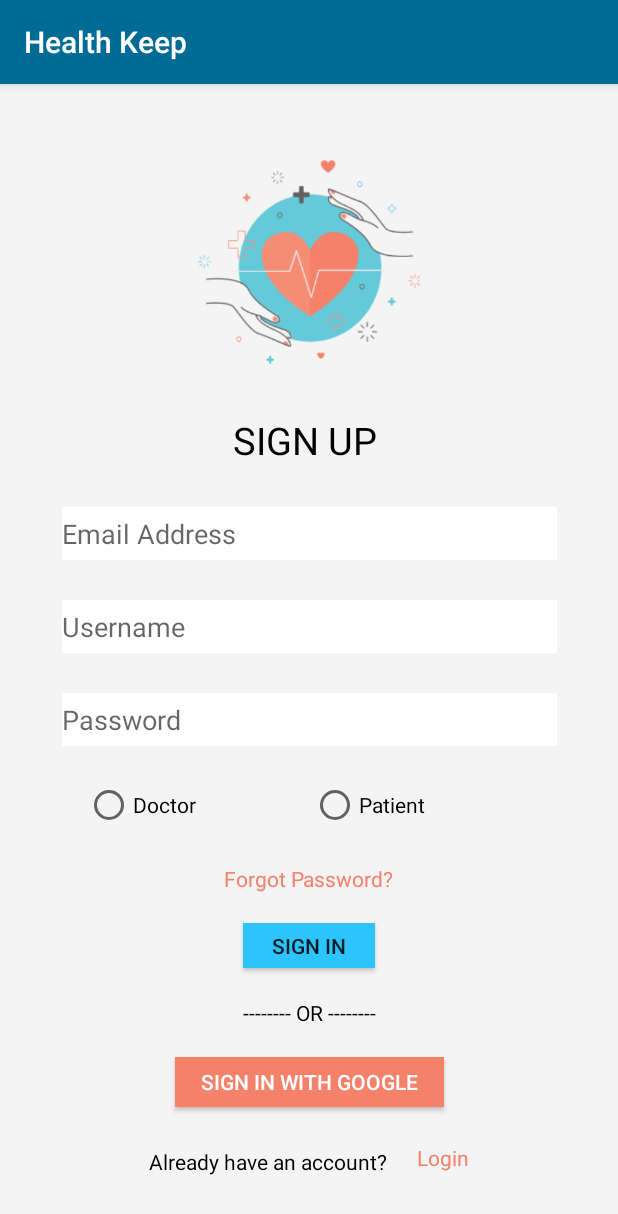
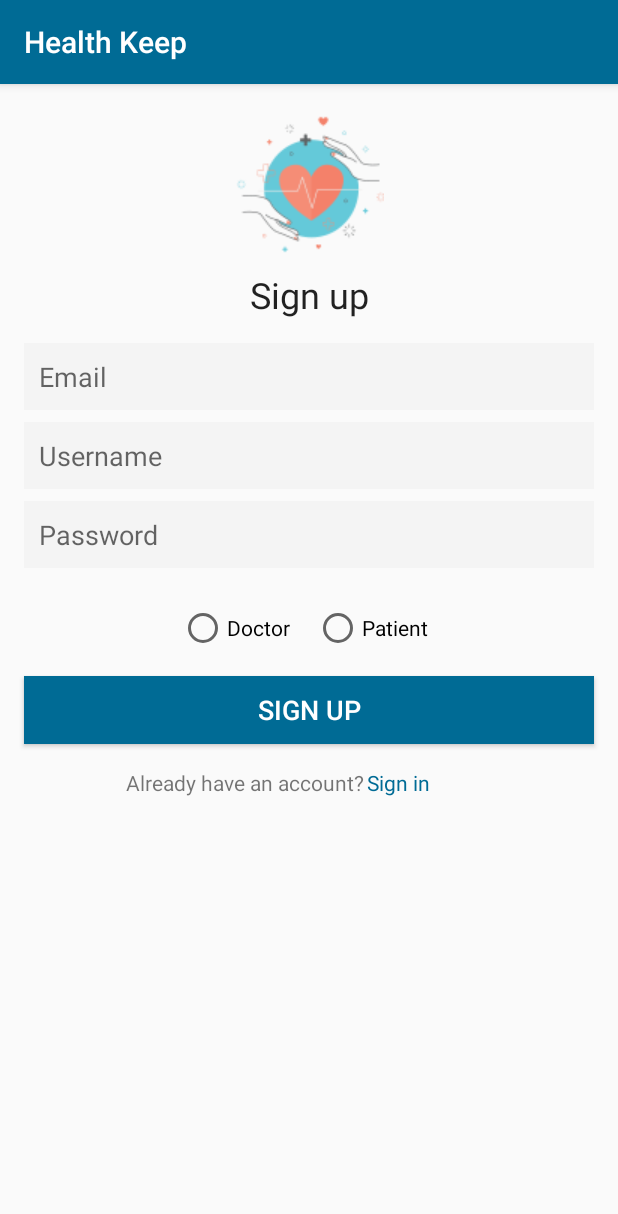
Before and after one commit to steekam/health-keep-client, an Android app: the signup screen opened directly, with no data from a screen before it, on a phone screen of 412 x 824 dp. Shown: the top 1214 px of the screen. Run offline under Robolectric (Android 15) with nearby library versions, the phone set to English and light mode, and no system bars.

Commit message:
Changed the signup view

```diff
--- /dev/null
+++ b/app/src/main/java/com/example/android/myhealth/data/LoginDataSource.java
@@ -0,0 +1,29 @@
+package com.example.android.myhealth.data;
+
+import com.example.android.myhealth.data.model.LoggedInUser;
+
+import java.io.IOException;
+
+/**
+ * Class that handles authentication w/ login credentials and retrieves user information.
+ */
+public class LoginDataSource {
+
+    public Result<LoggedInUser> login(String username, String password) {
+
+        try {
+            // TODO: handle loggedInUser authentication
+            LoggedInUser fakeUser =
+                    new LoggedInUser(
+                            java.util.UUID.randomUUID().toString(),
+                            "Jane Doe");
+            return new Result.Success<>(fakeUser);
+        } catch (Exception e) {
+            return new Result.Error(new IOException("Error logging in", e));
+        }
+    }
+
+    public void logout() {
+        // TODO: revoke authentication
+    }
+}
--- /dev/null
+++ b/app/src/main/java/com/example/android/myhealth/data/LoginRepository.java
@@ -0,0 +1,54 @@
+package com.example.android.myhealth.data;
+
+import com.example.android.myhealth.data.model.LoggedInUser;
+
+/**
+ * Class that requests authentication and user information from the remote data source and
+ * maintains an in-memory cache of login status and user credentials information.
+ */
+public class LoginRepository {
+
+    private static volatile LoginRepository instance;
+
+    private LoginDataSource dataSource;
+
+    // If user credentials will be cached in local storage, it is recommended it be encrypted
+    // @see https://developer.android.com/training/articles/keystore
+    private LoggedInUser user = null;
+
+    // private constructor : singleton access
+    private LoginRepository(LoginDataSource dataSource) {
+        this.dataSource = dataSource;
+    }
+
+    public static LoginRepository getInstance(LoginDataSource dataSource) {
+        if (instance == null) {
+            instance = new LoginRepository(dataSource);
+        }
+        return instance;
+    }
+
+    public boolean isLoggedIn() {
+        return user != null;
+    }
+
+    public void logout() {
+        user = null;
+        dataSource.logout();
+    }
+
+    private void setLoggedInUser(LoggedInUser user) {
+        this.user = user;
+        // If user credentials will be cached in local storage, it is recommended it be encrypted
+        // @see https://developer.android.com/training/articles/keystore
+    }
+
+    public Result<LoggedInUser> login(String username, String password) {
+        // handle login
+        Result<LoggedInUser> result = dataSource.login(username, password);
+        if (result instanceof Result.Success) {
+            setLoggedInUser(((Result.Success<LoggedInUser>) result).getData());
+        }
+        return result;
+    }
+}
--- /dev/null
+++ b/app/src/main/java/com/example/android/myhealth/data/Result.java
@@ -0,0 +1,48 @@
+package com.example.android.myhealth.data;
+
+/**
+ * A generic class that holds a result success w/ data or an error exception.
+ */
+public class Result<T> {
+    // hide the private constructor to limit subclass types (Success, Error)
+    private Result() {
+    }
+
+    @Override
+    public String toString() {
+        if (this instanceof Result.Success) {
+            Result.Success success = (Result.Success) this;
+            return "Success[data=" + success.getData().toString() + "]";
+        } else if (this instanceof Result.Error) {
+            Result.Error error = (Result.Error) this;
+            return "Error[exception=" + error.getError().toString() + "]";
+        }
+        return "";
+    }
+
+    // Success sub-class
+    public final static class Success<T> extends Result {
+        private T data;
+
+        public Success(T data) {
+            this.data = data;
+        }
+
+        public T getData() {
+            return this.data;
+        }
+    }
+
+    // Error sub-class
+    public final static class Error extends Result {
+        private Exception error;
+
+        public Error(Exception error) {
+            this.error = error;
+        }
+
+        public Exception getError() {
+            return this.error;
+        }
+    }
+}
--- /dev/null
+++ b/app/src/main/java/com/example/android/myhealth/data/model/LoggedInUser.java
@@ -0,0 +1,23 @@
+package com.example.android.myhealth.data.model;
+
+/**
+ * Data class that captures user information for logged in users retrieved from LoginRepository
+ */
+public class LoggedInUser {
+
+    private String userId;
+    private String displayName;
+
+    public LoggedInUser(String userId, String displayName) {
+        this.userId = userId;
+        this.displayName = displayName;
+    }
+
+    public String getUserId() {
+        return userId;
+    }
+
+    public String getDisplayName() {
+        return displayName;
+    }
+}
--- a/app/src/main/res/layout/activity_signup.xml
+++ b/app/src/main/res/layout/activity_signup.xml
@@ -2,219 +2,189 @@
 <android.support.constraint.ConstraintLayout xmlns:android="http://schemas.android.com/apk/res/android"
     xmlns:app="http://schemas.android.com/apk/res-auto"
     xmlns:tools="http://schemas.android.com/tools"
+    style="@style/AppTheme.NoActionBar"
     android:layout_width="match_parent"
     android:layout_height="match_parent"
-    tools:context=".signup"
-    android:background="@color/grey">
+    tools:context=".signup">
 
     <ImageView
         android:id="@+id/healthlight"
-        android:layout_width="160dp"
-        android:layout_height="160dp"
+        android:layout_width="wrap_content"
+        android:layout_height="wrap_content"
         android:layout_centerHorizontal="true"
-        android:layout_marginBottom="2dp"
-        android:layout_marginTop="24dp"
+        android:layout_marginTop="16dp"
         app:layout_constraintBottom_toTopOf="@+id/login"
         app:layout_constraintEnd_toEndOf="parent"
         app:layout_constraintStart_toStartOf="parent"
         app:layout_constraintTop_toTopOf="parent"
-        app:srcCompat="@drawable/healthlight" />
+        app:srcCompat="@drawable/logo_no_background" />
 
     <TextView
         android:id="@+id/login"
-        android:layout_width="100dp"
-        android:layout_height="30dp"
-        android:layout_below="@+id/healthlight"
-        android:layout_centerHorizontal="true"
-        android:layout_marginBottom="8dp"
-        android:layout_marginTop="2dp"
-        android:text="SIGN UP"
-        android:textColor="@color/black"
-        android:textSize="25sp"
+        style="@style/TextAppearance.MaterialComponents.Headline5"
+        android:layout_width="wrap_content"
+        android:layout_height="wrap_content"
+        android:layout_marginTop="8dp"
+        android:text="@string/sign_up_activity_title"
         android:visibility="visible"
         app:layout_constraintBottom_toTopOf="@+id/email"
         app:layout_constraintEnd_toEndOf="parent"
-        app:layout_constraintHorizontal_bias="0.498"
         app:layout_constraintStart_toStartOf="parent"
         app:layout_constraintTop_toBottomOf="@+id/healthlight" />
 
     <EditText
         android:id="@+id/email"
-        android:layout_width="330dp"
-        android:layout_height="35dp"
+        style="@style/textField"
+        android:layout_width="0dp"
+        android:layout_height="wrap_content"
         android:layout_below="@+id/login"
-        android:layout_centerHorizontal="true"
-        android:layout_marginBottom="5dp"
-        android:layout_marginTop="8dp"
-        android:background="@color/white"
-        android:cursorVisible="true"
-        android:hint="Email Address"
+        android:layout_marginTop="16dp"
+        android:layout_marginEnd="16dp"
+        android:layout_marginRight="16dp"
+        android:layout_marginBottom="8dp"
+        android:background="@color/grey"
+        android:hint="@string/promt_email"
+        android:inputType="textEmailAddress"
+        android:textColor="@color/black"
         app:layout_constraintBottom_toTopOf="@+id/username"
         app:layout_constraintEnd_toEndOf="parent"
-        app:layout_constraintStart_toStartOf="parent"
+        app:layout_constraintStart_toStartOf="@+id/guideline"
         app:layout_constraintTop_toBottomOf="@+id/login" />
 
     <EditText
         android:id="@+id/username"
-        android:layout_width="330dp"
-        android:layout_height="35dp"
-        android:layout_below="@+id/email"
-        android:layout_centerHorizontal="true"
-        android:layout_marginBottom="5dp"
-        android:layout_marginTop="5dp"
-        android:background="@color/white"
-        android:hint="Username"
+        style="@style/textField"
+        android:layout_width="0dp"
+        android:layout_height="wrap_content"
+        android:layout_marginEnd="16dp"
+        android:layout_marginRight="16dp"
+        android:layout_marginBottom="8dp"
+        android:background="@color/grey"
+        android:hint="@string/prompt_username"
+        android:inputType="text"
         app:layout_constraintBottom_toTopOf="@+id/password"
         app:layout_constraintEnd_toEndOf="parent"
-        app:layout_constraintStart_toStartOf="parent"
-        app:layout_constraintTop_toBottomOf="@+id/email" />
+        app:layout_constraintStart_toStartOf="@+id/guideline" />
 
     <EditText
         android:id="@+id/password"
-        android:layout_width="330dp"
-        android:layout_height="35dp"
-        android:layout_below="@+id/username"
-        android:layout_centerHorizontal="true"
-        android:layout_marginBottom="5dp"
-        android:layout_marginTop="5dp"
-        android:background="@color/white"
-        android:hint="Password"
-        app:layout_constraintBottom_toTopOf="@+id/group"
+        style="@style/textField"
+        android:layout_width="0dp"
+        android:layout_height="wrap_content"
+        android:layout_marginTop="8dp"
+        android:layout_marginEnd="16dp"
+        android:layout_marginRight="16dp"
+        android:background="@color/grey"
+        android:hint="@string/prompt_password"
+        android:inputType="textPassword"
         app:layout_constraintEnd_toEndOf="parent"
-        app:layout_constraintStart_toStartOf="parent"
+        app:layout_constraintStart_toStartOf="@+id/guideline"
         app:layout_constraintTop_toBottomOf="@+id/username" />
 
     <RadioGroup
-        android:id="@+id/group"
-        android:layout_width="330dp"
-        android:layout_height="35dp"
-        android:layout_below="@id/password"
-        android:layout_centerHorizontal="true"
-        android:layout_marginBottom="2dp"
-        android:layout_marginTop="2dp"
+        android:id="@+id/radioClientType"
         android:orientation="horizontal"
-        app:layout_constraintBottom_toTopOf="@+id/forgot"
+        android:layout_width="wrap_content"
+        android:layout_height="wrap_content"
+        android:layout_marginStart="16dp"
+        android:layout_marginLeft="16dp"
+        android:layout_marginTop="8dp"
+        android:layout_marginEnd="16dp"
+        android:layout_marginRight="16dp"
+        android:layout_marginBottom="8dp"
+        app:layout_constraintBottom_toTopOf="@+id/btnSignup"
         app:layout_constraintEnd_toEndOf="parent"
         app:layout_constraintStart_toStartOf="parent"
         app:layout_constraintTop_toBottomOf="@+id/password">
 
         <RadioButton
             android:id="@+id/doctor"
-            android:layout_width="135dp"
+            android:layout_width="wrap_content"
             android:layout_height="wrap_content"
-            android:layout_marginLeft="15dp"
-            android:text="Doctor"
-            android:textColor="@color/black" />
+            android:layout_marginStart="8dp"
+            android:layout_marginLeft="8dp"
+            android:layout_marginTop="16dp"
+            android:layout_marginEnd="8dp"
+            android:layout_marginRight="8dp"
+            android:text="@string/doctor"
+            android:textColor="@color/black"
+            app:layout_constraintEnd_toStartOf="@+id/patient"
+            app:layout_constraintStart_toStartOf="parent"
+            app:layout_constraintTop_toBottomOf="@+id/password" />
 
         <RadioButton
             android:id="@+id/patient"
-            android:layout_width="128dp"
+            android:layout_width="wrap_content"
             android:layout_height="wrap_content"
-            android:layout_marginLeft="15dp"
-            android:text="Patient"
-            android:textColor="@color/black" />
+            android:layout_marginStart="8dp"
+            android:layout_marginLeft="8dp"
+            android:layout_marginTop="16dp"
+            android:layout_marginEnd="16dp"
+            android:layout_marginRight="16dp"
+            android:text="@string/patient"
+            android:textColor="@color/black"
+            app:layout_constraintEnd_toEndOf="parent"
+            app:layout_constraintStart_toEndOf="@+id/doctor"
+            app:layout_constraintTop_toBottomOf="@+id/password" />
     </RadioGroup>
 
-    <TextView
-        android:id="@+id/forgot"
+    <Button
+        android:id="@+id/btnSignup"
+        android:layout_width="0dp"
+        android:layout_height="45dp"
+        android:layout_marginStart="16dp"
+        android:layout_marginLeft="16dp"
+        android:layout_marginTop="8dp"
+        android:layout_marginEnd="16dp"
+        android:layout_marginRight="16dp"
+        android:layout_marginBottom="16dp"
+        android:background="@color/colorPrimary"
+        android:text="@string/sign_up_activity_title"
+        android:textColor="@color/white"
+        android:textSize="18sp"
+        app:layout_constraintBottom_toTopOf="@+id/alreadyHaveAccount"
+        app:layout_constraintEnd_toEndOf="parent"
+        app:layout_constraintHorizontal_bias="0.0"
+        app:layout_constraintStart_toStartOf="parent"
+        app:layout_constraintTop_toBottomOf="@+id/radioClientType" />
+
+
+    <android.support.constraint.Guideline
+        android:id="@+id/guideline"
         android:layout_width="wrap_content"
         android:layout_height="wrap_content"
-        android:layout_below="@+id/group"
-        android:layout_centerHorizontal="true"
-        android:layout_marginBottom="2dp"
-        android:layout_marginTop="2dp"
-        android:text="Forgot Password?"
-        android:textColor="@color/colorAccent"
-        app:layout_constraintBottom_toTopOf="@+id/btnlogin"
-        app:layout_constraintEnd_toEndOf="parent"
-        app:layout_constraintStart_toStartOf="parent"
-        app:layout_constraintTop_toBottomOf="@+id/group" />
-
-    <Button
-        android:id="@+id/btnlogin"
-        android:layout_width="wrap_content"
-        android:layout_height="30dp"
-        android:layout_below="@+id/forgot"
-        android:layout_centerHorizontal="true"
-        android:layout_marginBottom="2dp"
-        android:layout_marginTop="2dp"
-        android:background="@color/blue"
-        android:text="Sign In"
-        app:layout_constraintBottom_toTopOf="@+id/or"
-        app:layout_constraintEnd_toEndOf="parent"
-        app:layout_constraintStart_toStartOf="parent"
-        app:layout_constraintTop_toBottomOf="@+id/forgot" />
+        android:orientation="vertical"
+        app:layout_constraintGuide_begin="16dp" />
 
     <TextView
-        android:id="@+id/or"
+        android:id="@+id/alreadyHaveAccount"
         android:layout_width="wrap_content"
         android:layout_height="wrap_content"
-        android:layout_below="@+id/btnlogin"
-        android:layout_centerHorizontal="true"
-        android:layout_marginBottom="2dp"
-        android:layout_marginTop="2dp"
-        android:text="-------- OR --------"
-        android:textColor="@color/black"
-        app:layout_constraintBottom_toTopOf="@+id/btngoogle"
-        app:layout_constraintEnd_toEndOf="parent"
+        android:layout_marginStart="84dp"
+        android:layout_marginLeft="84dp"
+        android:layout_marginTop="16dp"
+        android:text="@string/have_account"
         app:layout_constraintStart_toStartOf="parent"
-        app:layout_constraintTop_toBottomOf="@+id/btnlogin" />
-
-    <Button
-        android:id="@+id/btngoogle"
-        android:layout_width="179dp"
-        android:layout_height="33dp"
-        android:layout_below="@+id/or"
-        android:layout_centerHorizontal="true"
-        android:layout_marginBottom="5dp"
-        android:layout_marginTop="2dp"
-        android:background="@color/colorAccent"
-        android:text="Sign in with Google"
-        android:textColor="@color/white"
-        app:layout_constraintBottom_toTopOf="@+id/yesaccount"
-        app:layout_constraintEnd_toEndOf="parent"
-        app:layout_constraintStart_toStartOf="parent"
-        app:layout_constraintTop_toBottomOf="@+id/or" />
+        app:layout_constraintTop_toBottomOf="@+id/btnSignup" />
 
     <TextView
-        android:id="@+id/yesaccount"
+        android:id="@+id/sign_in_link"
         android:layout_width="wrap_content"
         android:layout_height="wrap_content"
-        android:layout_alignEnd="@+id/forgot"
-        android:layout_alignParentBottom="true"
-        android:layout_alignRight="@+id/forgot"
-        android:layout_marginBottom="24dp"
-        android:layout_marginEnd="8dp"
-        android:layout_marginLeft="96dp"
-        android:layout_marginRight="8dp"
-        android:layout_marginStart="96dp"
-        android:layout_marginTop="5dp"
-        android:text="Already have an account?"
-        android:textColor="@color/black"
-        app:layout_constraintBottom_toBottomOf="parent"
-        app:layout_constraintEnd_toStartOf="@+id/link"
-        app:layout_constraintStart_toStartOf="parent"
-        app:layout_constraintTop_toBottomOf="@+id/btngoogle" />
+        android:layout_marginStart="2dp"
+        android:layout_marginLeft="2dp"
+        android:layout_marginTop="16dp"
+        android:onClick="launchlogin"
+        android:text="@string/sign_in_text"
+        android:textColor="@color/colorPrimaryDark"
+        app:layout_constraintStart_toEndOf="@+id/alreadyHaveAccount"
+        app:layout_constraintTop_toBottomOf="@+id/btnSignup" />
 
-    <TextView
-        android:id="@+id/link"
+    <android.support.constraint.Guideline
+        android:id="@+id/guideline2"
         android:layout_width="wrap_content"
-        android:layout_height="19dp"
-        android:layout_alignTop="@+id/yesaccount"
-        android:layout_marginStart="8dp"
-        android:layout_marginLeft="8dp"
-        android:layout_marginTop="5dp"
-        android:layout_marginEnd="96dp"
-        android:layout_marginRight="96dp"
-        android:layout_marginBottom="24dp"
-        android:layout_toEndOf="@+id/forgot"
-        android:layout_toRightOf="@+id/forgot"
-        android:onClick="launchlogin"
-        android:text="Login"
-        android:textColor="@color/colorAccent"
-        app:layout_constraintBottom_toBottomOf="parent"
-        app:layout_constraintEnd_toEndOf="parent"
-        app:layout_constraintStart_toEndOf="@+id/yesaccount"
-        app:layout_constraintTop_toBottomOf="@+id/btngoogle" />
+        android:layout_height="wrap_content"
+        android:orientation="horizontal"
+        app:layout_constraintGuide_percent="0.65" />
 
 </android.support.constraint.ConstraintLayout>
--- /dev/null
+++ b/app/src/main/res/values/attrs.xml
@@ -0,0 +1,5 @@
+<resources>
+    <declare-styleable name="EditTextErrorState">
+        <attr name="state_error" format="boolean"/>
+    </declare-styleable>
+</resources>
--- a/app/src/main/res/values/colors.xml
+++ b/app/src/main/res/values/colors.xml
@@ -3,8 +3,17 @@
     <color name="colorPrimary">#006B95</color>
     <color name="colorPrimaryDark">#006B95</color>
     <color name="colorAccent">#F4816A</color>
+
     <color name="blue">#2BC4FF</color>
-    <color name="grey">#F4F4F4</color>
     <color name="black">#000000</color>
     <color name="white">#FFFFFF</color>
+    <color name="grey">#f4f4f4</color>
+    <color name="charcoalGrey">#36454f</color>
+    <color name="red">#d9534f</color>
+    <color name="red_transparent">#2cfa365c</color>
+    <color name="transparent">#00ffffff</color>
+    <color name="dark_grey">#2b3338</color>
+    <color name="light_grey">#a6a6a6</color>
+    <color name="silver">#f4f5f6</color>
+    <color name="silver_dark">#dee1e4</color>
 </resources>
--- a/app/src/main/res/values/dimens.xml
+++ b/app/src/main/res/values/dimens.xml
@@ -5,4 +5,17 @@
     <dimen name="nav_header_vertical_spacing">8dp</dimen>
     <dimen name="nav_header_height">176dp</dimen>
     <dimen name="fab_margin">16dp</dimen>
+
+    <dimen name="d1">8.00dp</dimen>
+    <dimen name="d2">16.00dp</dimen>
+    <dimen name="d3">24.00dp</dimen>
+    <dimen name="d4">32.00dp</dimen>
+    <dimen name="d5">40.00dp</dimen>
+    <dimen name="d6">48.00dp</dimen>
+    <dimen name="d7">56.00dp</dimen>
+    <dimen name="d8">64.00dp</dimen>
+
+    <dimen name="s14">14.00sp</dimen>
+    <dimen name="s16">16.00sp</dimen>
+    <dimen name="s20">20.00sp</dimen>
 </resources>
--- a/app/src/main/res/values/strings.xml
+++ b/app/src/main/res/values/strings.xml
@@ -25,4 +25,12 @@
     <string name="menu_tools">Tools</string>
     <string name="menu_share">Share</string>
     <string name="menu_send">Send</string>
+    <string name="promt_email">Email</string>
+    <string name="prompt_username">Username</string>
+    <string name="prompt_password">Password</string>
+    <string name="doctor">Doctor</string>
+    <string name="patient">Patient</string>
+    <string name="sign_up_activity_title">Sign up</string>
+    <string name="have_account">Already have an account?</string>
+    <string name="sign_in_text">Sign in</string>
 </resources>
--- a/app/src/main/res/values/styles.xml
+++ b/app/src/main/res/values/styles.xml
@@ -17,4 +17,9 @@
 
     <style name="AppTheme.PopupOverlay" parent="ThemeOverlay.AppCompat.Light" />
 
+    <style name="textField">
+        <item name="android:padding">10dp</item>
+        <item name="android:textSize">18sp</item>
+    </style>
+
 </resources>
```
Also changed, not shown: app/build.gradle (+7 -1 lines), app/src/main/AndroidManifest.xml (+5 -2 lines), app/src/main/res/drawable/logo_no_background.png (added).
